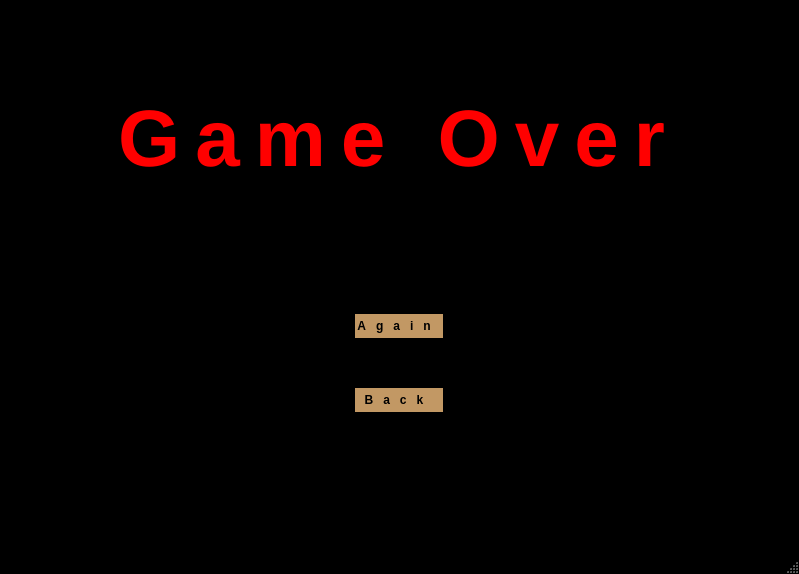
This is mainwindow.ui in nikonowiczp/mission-impossible as Qt 5 draws it before an edit. The edited form follows.
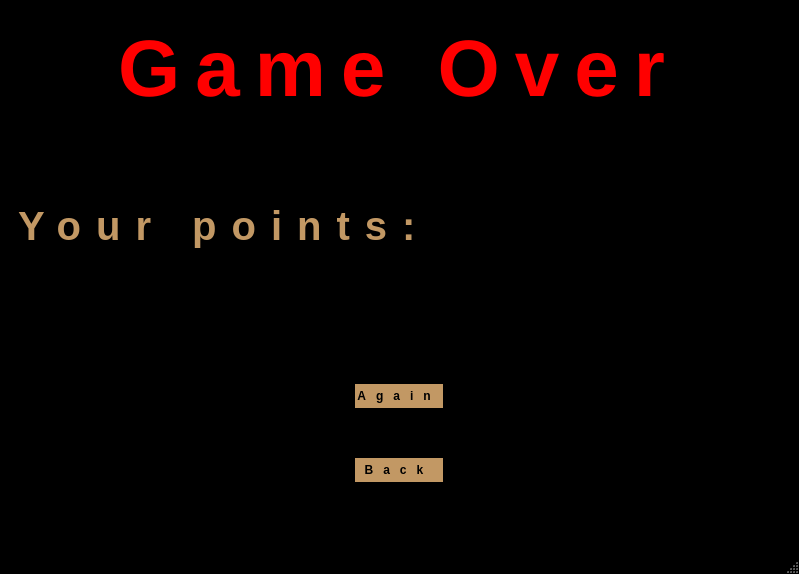
This is the edited form. The open tabs and pages were chosen to show the change.

Commit message: End game and points

The edit to the form file:
```diff
--- a/mainwindow.ui
+++ b/mainwindow.ui
@@ -482,6 +482,24 @@
           </layout>
          </widget>
         </item>
+        <item>
+         <layout class="QHBoxLayout" name="horizontalLayout_2">
+          <item>
+           <widget class="QLabel" name="ResultText">
+            <property name="text">
+             <string>Your points: </string>
+            </property>
+           </widget>
+          </item>
+          <item>
+           <widget class="QLabel" name="ResultPoints">
+            <property name="text">
+             <string/>
+            </property>
+           </widget>
+          </item>
+         </layout>
+        </item>
         <item alignment="Qt::AlignHCenter">
          <widget class="QFrame" name="GameOverButtonsFrame">
           <property name="minimumSize">
```
The commit also changes 8 other files.
